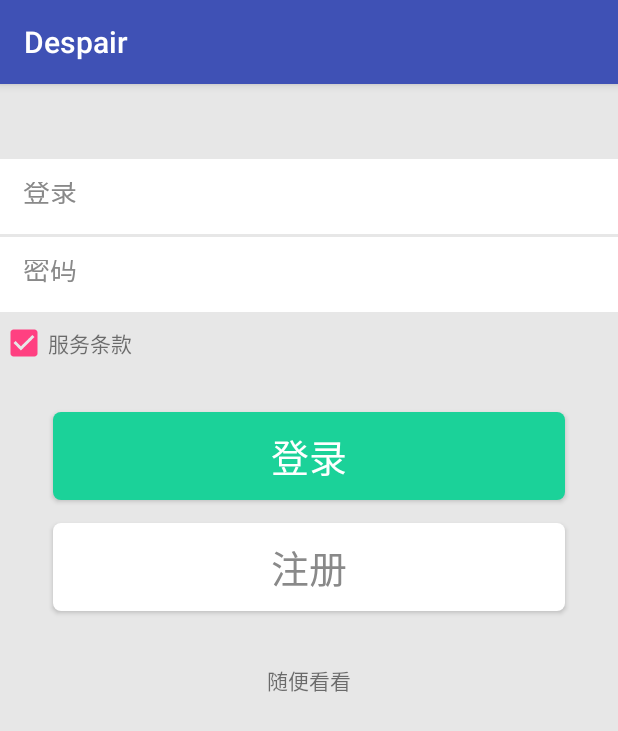
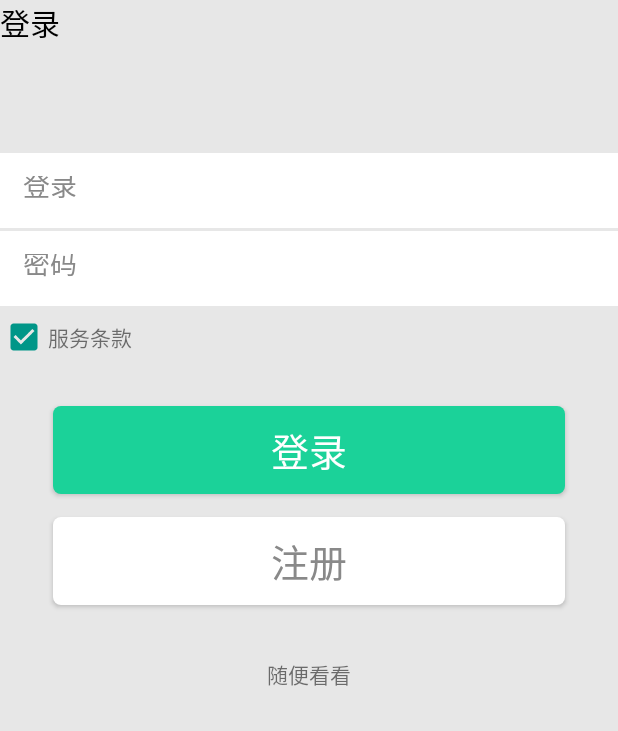
Before and after one commit to GoodLandxxx/Android-Despair, an Android app: the screen it shows after launch (Login), on a phone screen of 412 x 824 dp. Shown: the top 731 px of the screen. Run offline under Robolectric (Android 15) with nearby library versions, the phone set to English and light mode, and no system bars.

Commit message:
Rejected commit: Default

```diff
--- a/app/src/main/AndroidManifest.xml
+++ b/app/src/main/AndroidManifest.xml
@@ -15,8 +15,10 @@
                 <category android:name="android.intent.category.LAUNCHER" />
             </intent-filter>
         </activity>
-        <activity android:name=".Login" />
-        <activity android:name=".MainActivity"></activity>
+        <activity
+            android:name=".Login"
+            android:theme="@style/Theme.AppCompat.Light.NoActionBar" />
+        <activity android:name=".MainActivity" />
     </application>
 
 </manifest>
--- a/app/src/main/java/jordan/despair/com/despair/Login.java
+++ b/app/src/main/java/jordan/despair/com/despair/Login.java
@@ -2,6 +2,8 @@ package jordan.despair.com.despair;
 
 import android.support.v7.app.AppCompatActivity;
 import android.os.Bundle;
+import android.view.Window;
+import android.widget.TextView;
 
 public class Login extends AppCompatActivity {
 
@@ -9,5 +11,8 @@ public class Login extends AppCompatActivity {
     protected void onCreate(Bundle savedInstanceState) {
         super.onCreate(savedInstanceState);
         setContentView(R.layout.activity_login);
+        TextView textView = (TextView) findViewById(R.id.title_text);
+        textView.setText("登录");
+
     }
 }
--- /dev/null
+++ b/app/src/main/res/layout/activity_bar_tittle_text.xml
@@ -0,0 +1,14 @@
+<?xml version="1.0" encoding="utf-8"?>
+<LinearLayout xmlns:android="http://schemas.android.com/apk/res/android"
+
+    android:layout_width="fill_parent"
+    android:layout_height="52.0dip"
+    android:orientation="vertical">
+
+    <TextView
+        android:id="@+id/title_text"
+        android:layout_width="wrap_content"
+        android:layout_height="wrap_content"
+        android:textColor="@color/black"
+        android:textSize="20sp" />
+</LinearLayout>
--- a/app/src/main/res/layout/activity_login.xml
+++ b/app/src/main/res/layout/activity_login.xml
@@ -7,7 +7,7 @@
     android:background="@color/gray"
     android:orientation="vertical"
     >
-
+<include layout="@layout/activity_bar_tittle_text"></include>
     <TableLayout
         android:layout_width="fill_parent"
         android:layout_height="wrap_content">
```
